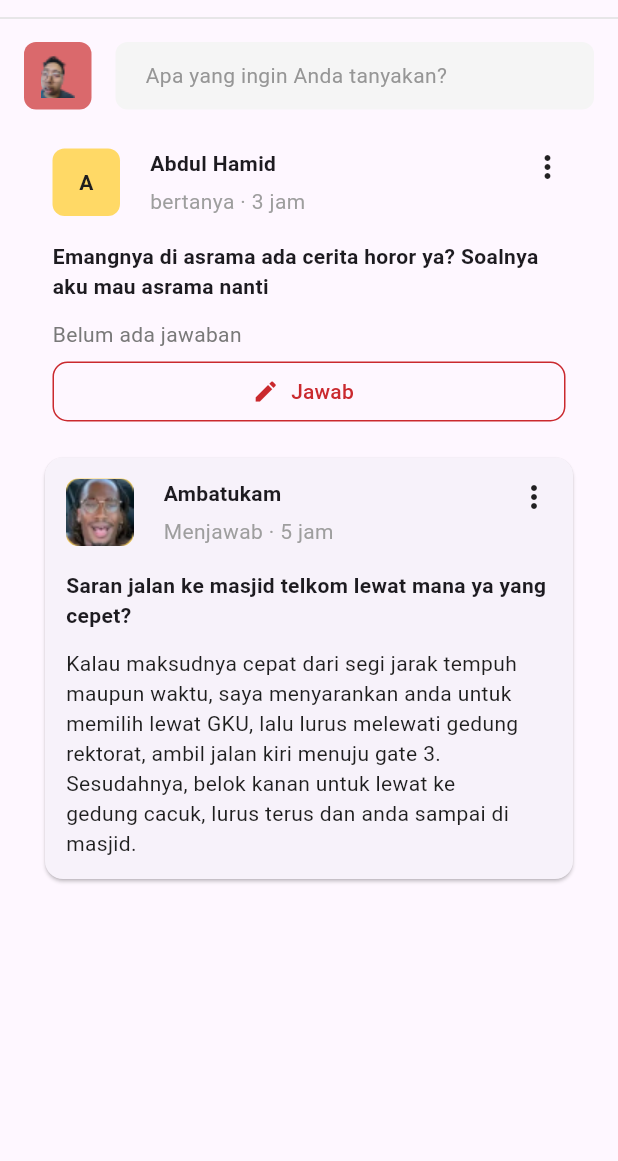
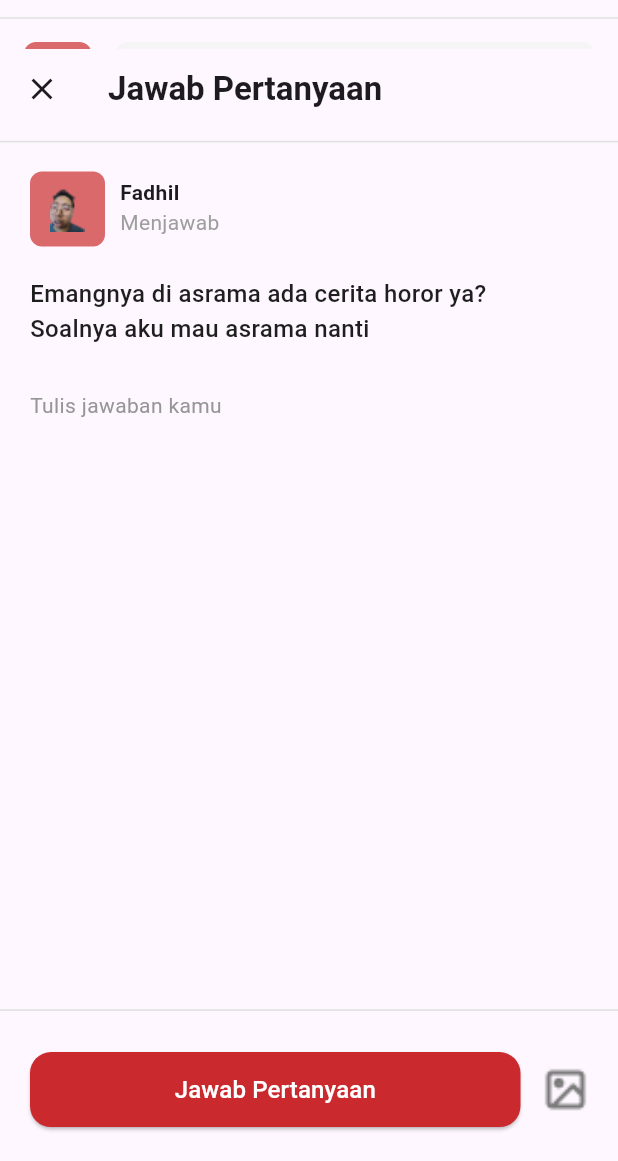
Before and after one commit to medavidrahmadana/TelU-Adventure-Mobile, a Flutter app: the screen it shows after launch, after a tap on "Jawab", on a phone screen of 412 x 824 dp, the part 75-1236 px from its top. Run offline on Flutter 3.47's test engine with Material 3 defaults, Android fonts, the light colour scheme and no system bars; our stand-ins replace firebase_auth, firebase_core; missing offline and left inert: mockito; accounts and stored records are empty; network calls fail.

Commit message:
fix forum

```diff
--- a/telu_adventure/lib/main.dart
+++ b/telu_adventure/lib/main.dart
@@ -2,6 +2,7 @@ import 'package:flutter/material.dart';
 import 'package:telu_adventure/page/course_page.dart';
 import 'package:telu_adventure/page/course_vid_page.dart';
 import 'package:telu_adventure/page/forum_dashboard.dart';
+import 'package:telu_adventure/page/forum_jawab.dart';
 import 'package:telu_adventure/page/forum_notifikasi.dart';
 import 'package:telu_adventure/page/forum_pertanyaan.dart';
 import 'package:telu_adventure/page/lapor_page.dart';
--- a/telu_adventure/lib/page/forum_dashboard.dart
+++ b/telu_adventure/lib/page/forum_dashboard.dart
@@ -1,4 +1,5 @@
 import 'package:flutter/material.dart';
+import 'package:telu_adventure/page/forum_jawab.dart';
 import 'package:telu_adventure/page/forum_pertanyaan.dart';
 import 'forum_notifikasi.dart';
 
@@ -249,7 +250,31 @@ class forum_dashboard extends StatelessWidget {
                     width: double.infinity,
                     child: OutlinedButton.icon(
                       onPressed: () {
-                        // Add function to handle response to the answer button here
+                        Navigator.push(
+                          context,
+                          PageRouteBuilder(
+                            pageBuilder:
+                                (context, animation, secondaryAnimation) {
+                              return Stack(
+                                children: <Widget>[
+                                  forum_dashboard(), // Menampilkan forum_dashboard di belakang forum_pertanyaan
+                                  SlideTransition(
+                                    position: Tween<Offset>(
+                                      begin: Offset(
+                                          0.0, 1.0), // Mulai dari bawah layar
+                                      end: Offset(0.0,
+                                          0.1), // Berhenti saat terbuka sebagian (misalnya 0.6)
+                                    ).animate(animation),
+                                    child: ClipRect(
+                                      child:
+                                          forum_jawab(), // forum_jawab yang terbuka sebagian
+                                    ),
+                                  ),
+                                ],
+                              );
+                            },
+                          ),
+                        );
                       },
                       icon: Icon(
                         Icons.edit,
--- /dev/null
+++ b/telu_adventure/lib/page/forum_jawab.dart
@@ -0,0 +1,147 @@
+import 'package:flutter/material.dart';
+
+class forum_jawab extends StatelessWidget {
+  const forum_jawab({Key? key}) : super(key: key);
+
+  @override
+  Widget build(BuildContext context) {
+    return MaterialApp(
+      home: Scaffold(
+        appBar: PreferredSize(
+          preferredSize: Size.fromHeight(70.0),
+          child: AppBar(
+            title: Text(
+              'Jawab Pertanyaan',
+              style: TextStyle(fontWeight: FontWeight.bold),
+            ),
+            bottom: PreferredSize(
+              child: Divider(
+                color: Colors.grey[300],
+                thickness: 1,
+              ),
+              preferredSize: Size.fromHeight(13.0),
+            ),
+            leading: IconButton(
+              icon: Icon(Icons.close),
+              onPressed: () {
+                Navigator.pop(context);
+              },
+            ),
+          ),
+        ),
+        body: Column(
+          crossAxisAlignment: CrossAxisAlignment.start,
+          children: [
+            Padding(
+              padding: const EdgeInsets.only(bottom: 10.0),
+              child: Row(
+                children: [
+                  Container(
+                    margin: EdgeInsets.only(top: 12.0, left: 20.0),
+                    width: 50,
+                    height: 50,
+                    decoration: BoxDecoration(
+                      color: Color(0xFFDA696C),
+                      borderRadius: BorderRadius.circular(8),
+                    ),
+                    child: Center(
+                      child: Image.asset('assets/img/forum-image1.png'),
+                    ),
+                  ),
+                  SizedBox(width: 10),
+                  Column(
+                    crossAxisAlignment: CrossAxisAlignment.start,
+                    children: [
+                      Padding(
+                        padding: const EdgeInsets.only(
+                            top: 10), // Padding untuk 'Fadhil'
+                        child: Text(
+                          'Fadhil',
+                          style: TextStyle(fontWeight: FontWeight.bold),
+                        ),
+                      ),
+                      Text(
+                        'Menjawab',
+                        style: TextStyle(color: Colors.grey),
+                      ),
+                    ],
+                  ),
+                ],
+              ),
+            ),
+            SizedBox(height: 10),
+            Container(
+              margin: EdgeInsets.only(left: 20.0),
+              child: Column(
+                crossAxisAlignment: CrossAxisAlignment.start,
+                children: [
+                  Text(
+                    'Emangnya di asrama ada cerita horor ya?\nSoalnya aku mau asrama nanti',
+                    style: TextStyle(
+                      color: Color(0xFF1E1E1E),
+                      fontSize: 16.0,
+                      fontWeight: FontWeight.w500,
+                    ),
+                  ),
+                  SizedBox(height: 30.0), // Menambahkan jarak antara teks
+                  Text(
+                    'Tulis jawaban kamu',
+                    style: TextStyle(
+                      color: Color(0xFF969696),
+                      fontSize: 14.0,
+                      fontWeight: FontWeight.w400,
+                    ),
+                  ),
+                ],
+              ),
+            ),
+          ],
+        ),
+        bottomNavigationBar: Column(
+          mainAxisSize: MainAxisSize.min,
+          children: [
+            Divider(
+              color: Colors.grey[300],
+              thickness: 1,
+            ),
+            SizedBox(height: 20),
+            Padding(
+              padding: const EdgeInsets.fromLTRB(
+                  20, 0, 20, 105), // Atur padding di sini
+              child: Row(
+                mainAxisAlignment: MainAxisAlignment.spaceBetween,
+                children: [
+                  Expanded(
+                    child: ElevatedButton(
+                      onPressed: () {
+                        Navigator.pop(context);
+                      },
+                      style: ButtonStyle(
+                        backgroundColor:
+                            MaterialStateProperty.all<Color>(Color(0xFFCA292E)),
+                        minimumSize:
+                            MaterialStateProperty.all<Size>(Size(0, 50)),
+                        shape: MaterialStateProperty.all<OutlinedBorder>(
+                            RoundedRectangleBorder(
+                                borderRadius: BorderRadius.circular(14))),
+                      ),
+                      child: Text('Jawab Pertanyaan',
+                          style: TextStyle(
+                              fontSize: 16, color: Color(0xFFFFFFFF))),
+                    ),
+                  ),
+                  SizedBox(width: 15),
+                  Image.asset(
+                    'assets/img/photoicon.png',
+                    height: 30, // Sesuaikan ukuran gambar sesuai kebutuhan
+                    fit: BoxFit.contain, // Sesuaikan metode fill gambar
+                  ),
+                ],
+              ),
+            ),
+          ],
+        ),
+      ),
+    );
+  }
+}
```
Also changed, not shown: telu_adventure/assets/img/photoicon.png (added).
